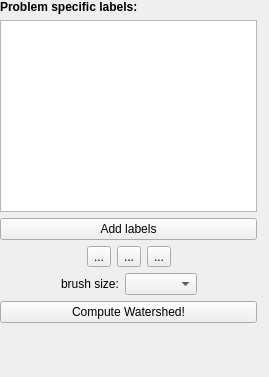
Before: the Qt Designer form ilastik/applets/seededWatershed/drawer.ui in ilastik/ilastik, drawn with Qt 5.
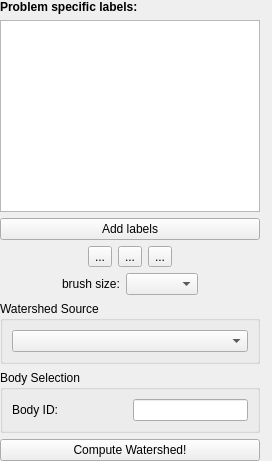
After: the same form once the commit is applied. Custom widgets are drawn as their Qt base class.

Commit message: Seeded Watershed Workflow: - Accept a segmentation instead of a mask, accept the coordinates or body id that needs to be split. - Allow selection between raw and pixel probabilities - invert raw data before watershed - map new segments to new body ids - command-line interface

```diff
--- a/ilastik/applets/seededWatershed/drawer.ui
+++ b/ilastik/applets/seededWatershed/drawer.ui
@@ -6,8 +6,8 @@
    <rect>
     <x>0</x>
     <y>0</y>
-    <width>269</width>
-    <height>377</height>
+    <width>272</width>
+    <height>431</height>
    </rect>
   </property>
   <property name="sizePolicy">
@@ -182,6 +182,44 @@
        </item>
       </layout>
      </item>
+     <item>
+      <widget class="QGroupBox" name="groupBox">
+       <property name="title">
+        <string>Watershed Source</string>
+       </property>
+       <layout class="QVBoxLayout" name="verticalLayout_2">
+        <item>
+         <widget class="QComboBox" name="watershedSourceComboBox"/>
+        </item>
+       </layout>
+      </widget>
+     </item>
+     <item>
+      <widget class="QGroupBox" name="groupBox_2">
+       <property name="title">
+        <string>Body Selection</string>
+       </property>
+       <layout class="QHBoxLayout" name="horizontalLayout_4">
+        <item>
+         <widget class="QLabel" name="bodyIdLabel">
+          <property name="text">
+           <string>Body ID:</string>
+          </property>
+         </widget>
+        </item>
+        <item>
+         <widget class="QLineEdit" name="bodyIdEdit">
+          <property name="sizePolicy">
+           <sizepolicy hsizetype="Preferred" vsizetype="Fixed">
+            <horstretch>0</horstretch>
+            <verstretch>0</verstretch>
+           </sizepolicy>
+          </property>
+         </widget>
+        </item>
+       </layout>
+      </widget>
+     </item>
      <item>
       <widget class="QPushButton" name="computeWatershedButton">
        <property name="text">
```
The commit also changes 4 other files.
